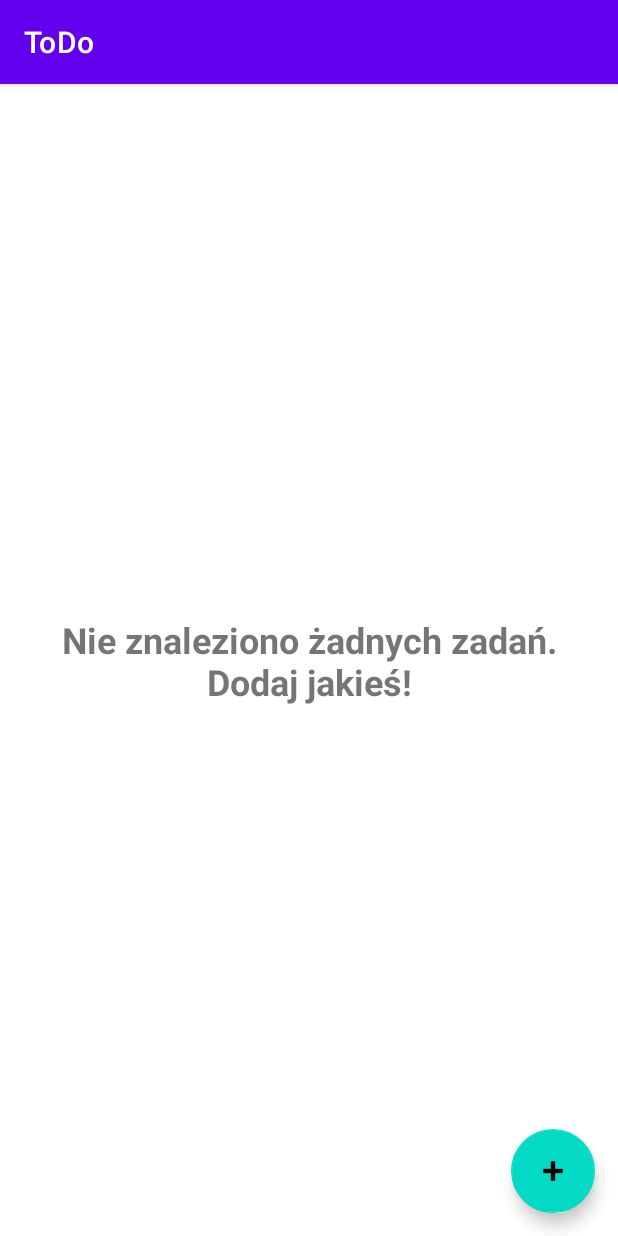
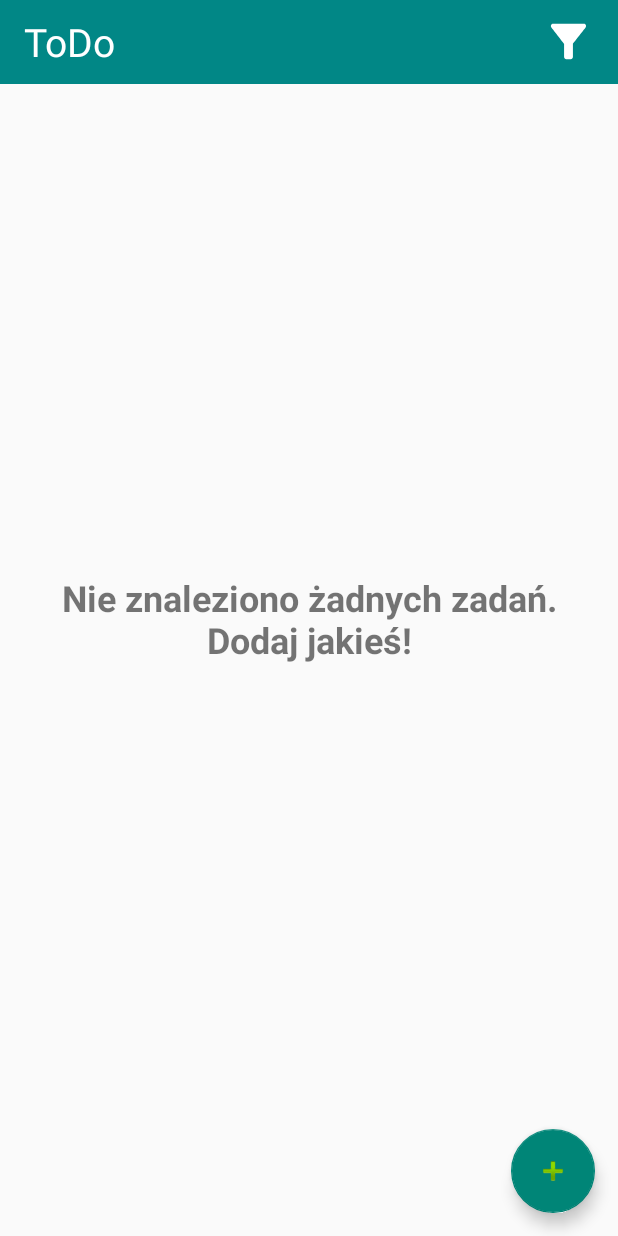
Before and after one commit to MateuszLebioda/ToDo, an Android app: the screen it shows after launch (MainActivity), on a phone screen of 412 x 824 dp. Run offline under Robolectric (Android 15) with nearby library versions, the phone set to English and light mode, and no system bars; 1 statement that could not run was skipped.

```diff
--- a/app/src/main/AndroidManifest.xml
+++ b/app/src/main/AndroidManifest.xml
@@ -11,7 +11,7 @@
         android:supportsRtl="true"
         android:theme="@style/Theme.ToDo">
         <activity android:name=".activity.AddNewTodo"></activity>
-        <activity android:name=".MainActivity">
+        <activity android:name=".MainActivity" android:theme="@style/Theme.Design.Light.NoActionBar">
             <intent-filter>
                 <action android:name="android.intent.action.MAIN" />
 
--- a/app/src/main/java/com/mateusz/todo/MainActivity.java
+++ b/app/src/main/java/com/mateusz/todo/MainActivity.java
@@ -6,7 +6,10 @@ import android.graphics.Color;
 import android.graphics.Typeface;
 import android.os.Bundle;
 import android.view.View;
+import android.widget.AdapterView;
+import android.widget.ArrayAdapter;
 import android.widget.LinearLayout;
+import android.widget.Spinner;
 import android.widget.TextView;
 import android.widget.Toast;
 
@@ -18,6 +21,9 @@ import com.google.android.material.floatingactionbutton.FloatingActionButton;
 import com.mateusz.todo.activity.AddNewTodo;
 import com.mateusz.todo.activity.Mode;
 import com.mateusz.todo.chanels.Channels;
+import com.mateusz.todo.comparators.CreateDataComparator;
+import com.mateusz.todo.comparators.NameComparator;
+import com.mateusz.todo.comparators.PriorityComparator;
 import com.mateusz.todo.data.DataManager;
 import com.mateusz.todo.model.ToDo;
 
@@ -26,12 +32,14 @@ import org.threeten.bp.LocalDate;
 import java.util.List;
 
 
-public class MainActivity extends AppCompatActivity {
+public class MainActivity extends AppCompatActivity implements AdapterView.OnItemSelectedListener {
 
     private LinearLayout contentLayout;
     private DataManager dataManager = DataManager.getInstance();
     private FloatingActionButton addNewToDoButton;
     private TextView emptyListLabel;
+
+    private Spinner sortSpinner;
 
     private NotificationManagerCompat notificationManagerCompat;
 
@@ -48,7 +56,12 @@ public class MainActivity extends AppCompatActivity {
     private void initFields() {
         contentLayout = findViewById(R.id.contentLayout);
         emptyListLabel = findViewById(R.id.emptyListLabel);
+        sortSpinner = findViewById(R.id.sortSpinner);
+        ArrayAdapter<CharSequence> adapter = ArrayAdapter.createFromResource(this, R.array.filterOptions, android.R.layout.simple_spinner_item);
+        adapter.setDropDownViewResource(R.layout.support_simple_spinner_dropdown_item);
         addNewToDoButton = findViewById(R.id.addNewToDoButton);
+        sortSpinner.setAdapter(adapter);
+        sortSpinner.setOnItemSelectedListener(this);
         addNewToDoButton.setOnClickListener(v -> {
             Intent intent = new Intent(this, AddNewTodo.class);
             intent.putExtra("mode", Mode.ADD);
@@ -56,24 +69,24 @@ public class MainActivity extends AppCompatActivity {
         });
     }
 
-    private void handleNotification(){
+    private void handleNotification() {
         List<ToDo> todos = dataManager.getToDos();
         int counter = 0;
         LocalDate today = LocalDate.now();
-        for(ToDo todo :todos){
-            if(todo.getTerm() != null && todo.getTerm().toLocalDate().equals(today)){
+        for (ToDo todo : todos) {
+            if (todo.getTerm() != null && todo.getTerm().toLocalDate().equals(today)) {
                 counter++;
             }
         }
-        if(counter>0){
+        if (counter > 0) {
             Notification notification = new NotificationCompat.Builder(this, Channels.CHANEL_ID)
                     .setSmallIcon(R.drawable.ic_baseline_campaign_24)
                     .setContentTitle("Lista zadań które powinieneś zrobić ostatecznie dzisiaj")
-                    .setContentText("Na dziś masz zaplanowanych do zrobienia " + counter + " zadań." )
+                    .setContentText("Na dziś masz zaplanowanych do zrobienia " + counter + " zadań.")
                     .setPriority(NotificationCompat.PRIORITY_HIGH).build();
 
-            notificationManagerCompat.notify(1,notification);
-        }else {
+            notificationManagerCompat.notify(1, notification);
+        } else {
             notificationManagerCompat.cancelAll();
         }
 
@@ -82,9 +95,9 @@ public class MainActivity extends AppCompatActivity {
 
     private void initView() {
 
-        if(dataManager.getToDos().size() == 0 ){
+        if (dataManager.getToDos().size() == 0) {
             emptyListLabel.setVisibility(View.VISIBLE);
-        }else {
+        } else {
             emptyListLabel.setVisibility(View.GONE);
         }
 
@@ -100,7 +113,7 @@ public class MainActivity extends AppCompatActivity {
             });
 
             TextView toDoName = frame.findViewById(R.id.toDoName);
-            if(toDo.isPriority()){
+            if (toDo.isPriority()) {
                 toDoName.setTextColor(Color.BLACK);
                 toDoName.setTypeface(null, Typeface.BOLD);
             }
@@ -119,6 +132,26 @@ public class MainActivity extends AppCompatActivity {
     }
 
 
+    @Override
+    public void onItemSelected(AdapterView<?> parent, View view, int position, long id) {
+        ((TextView) view).setText(null);
+        String option = parent.getItemAtPosition(position).toString();
+        switch (option) {
+            case "Priorytet":
+                dataManager.sortList(new PriorityComparator());
+                break;
+            case "Data utworzenia":
+                dataManager.sortList(new CreateDataComparator());
+                break;
+            case "Nazwa":
+                dataManager.sortList(new NameComparator());
+                break;
+        }
+        initView();
+    }
 
+    @Override
+    public void onNothingSelected(AdapterView<?> parent) {
 
+    }
 }
--- /dev/null
+++ b/app/src/main/java/com/mateusz/todo/comparators/CreateDataComparator.java
@@ -0,0 +1,16 @@
+package com.mateusz.todo.comparators;
+
+import com.mateusz.todo.model.ToDo;
+
+import java.util.Comparator;
+
+public class CreateDataComparator implements Comparator<ToDo> {
+
+    @Override
+    public int compare(ToDo o1, ToDo o2) {
+        if(o1 instanceof ToDo && o2 instanceof ToDo){
+            return (o1.getCreated().compareTo(o2.getCreated()));
+        }
+        return 0;
+    }
+}
--- /dev/null
+++ b/app/src/main/java/com/mateusz/todo/comparators/NameComparator.java
@@ -0,0 +1,16 @@
+package com.mateusz.todo.comparators;
+
+import com.mateusz.todo.model.ToDo;
+
+import java.util.Comparator;
+
+public class NameComparator implements Comparator<ToDo> {
+
+    @Override
+    public int compare(ToDo o1, ToDo o2) {
+        if(o1 instanceof ToDo && o2 instanceof ToDo){
+            return (o1.getName().toLowerCase().compareTo(o2.getName().toLowerCase()));
+        }
+        return 0;
+    }
+}
--- /dev/null
+++ b/app/src/main/java/com/mateusz/todo/comparators/PriorityComparator.java
@@ -0,0 +1,15 @@
+package com.mateusz.todo.comparators;
+
+import com.mateusz.todo.model.ToDo;
+
+import java.util.Comparator;
+
+public class PriorityComparator implements Comparator<ToDo> {
+    @Override
+    public int compare(ToDo o1, ToDo o2) {
+        if(o1 instanceof ToDo && o2 instanceof ToDo){
+            return (o1.compareTo(o2));
+        }
+        return 0;
+    }
+}
--- a/app/src/main/java/com/mateusz/todo/data/DataManager.java
+++ b/app/src/main/java/com/mateusz/todo/data/DataManager.java
@@ -4,6 +4,7 @@ import com.mateusz.todo.model.ToDo;
 
 import java.util.ArrayList;
 import java.util.Collections;
+import java.util.Comparator;
 import java.util.List;
 
 public class DataManager {
@@ -30,7 +31,6 @@ public class DataManager {
     }
 
     public List<ToDo> getToDos() {
-        Collections.sort(this.toDos, ToDo::compareTo);
         return this.toDos;
     }
 
@@ -58,4 +58,9 @@ public class DataManager {
         return getToDos();
     }
 
+    public List<ToDo> sortList(Comparator<ToDo> comparator){
+        Collections.sort(this.toDos, comparator);
+        return this.toDos;
+    }
+
 }
--- /dev/null
+++ b/app/src/main/res/drawable/ic_baseline_filter_alt_24.xml
@@ -0,0 +1,5 @@
+<vector android:height="24dp" android:tint="#FFFFFF"
+    android:viewportHeight="24" android:viewportWidth="24"
+    android:width="24dp" xmlns:android="http://schemas.android.com/apk/res/android">
+    <path android:fillColor="@android:color/white" android:pathData="M4.25,5.61C6.27,8.2 10,13 10,13v6c0,0.55 0.45,1 1,1h2c0.55,0 1,-0.45 1,-1v-6c0,0 3.72,-4.8 5.74,-7.39C20.25,4.95 19.78,4 18.95,4H5.04C4.21,4 3.74,4.95 4.25,5.61z"/>
+</vector>
--- a/app/src/main/res/layout/activity_main.xml
+++ b/app/src/main/res/layout/activity_main.xml
@@ -5,6 +5,51 @@
     android:layout_width="match_parent"
     android:layout_height="match_parent"
     tools:context=".MainActivity">
+
+    <LinearLayout
+        android:layout_width="match_parent"
+        android:layout_height="match_parent"
+        android:orientation="vertical">
+
+        <androidx.appcompat.widget.Toolbar
+            android:id="@+id/toolbar2"
+            android:layout_width="match_parent"
+            android:layout_height="wrap_content"
+            android:background="@color/teal_700"
+            android:minHeight="?attr/actionBarSize"
+            android:theme="?attr/actionBarTheme">
+
+            <LinearLayout
+                android:layout_width="match_parent"
+                android:layout_height="match_parent"
+                android:paddingRight="15dp"
+                android:orientation="horizontal">
+
+                <TextView
+                    android:layout_width="0dp"
+                    android:layout_weight="1"
+                    android:layout_height="wrap_content"
+                    android:text="ToDo"
+                    android:textColor="@color/white"
+                    android:textSize="26dp"/>
+
+                <TextView
+                    android:layout_width="0dp"
+                    android:layout_weight="3"
+                    android:layout_height="wrap_content"
+                    android:text=""
+                    android:textColor="@color/white"
+                    android:textSize="26dp"/>
+
+                <Spinner
+                    android:id="@+id/sortSpinner"
+                    android:background="@drawable/ic_baseline_filter_alt_24"
+                    android:layout_width="35dp"
+                    android:layout_height="match_parent"
+                    android:textColor="@android:color/transparent"
+                    android:spinnerMode="dropdown" />
+            </LinearLayout>
+        </androidx.appcompat.widget.Toolbar>
 
         <ScrollView
             android:id="@+id/scrollView"
@@ -16,10 +61,20 @@
                 android:layout_width="match_parent"
                 android:layout_height="wrap_content"
                 android:orientation="vertical">
-
-
             </LinearLayout>
         </ScrollView>
+    </LinearLayout>
+
+    <com.google.android.material.floatingactionbutton.FloatingActionButton
+        android:id="@+id/addNewToDoButton"
+        android:layout_width="wrap_content"
+        android:layout_height="wrap_content"
+        android:layout_marginRight="15sp"
+        android:layout_marginBottom="15sp"
+        android:clickable="true"
+        app:layout_constraintBottom_toBottomOf="parent"
+        app:layout_constraintEnd_toEndOf="parent"
+        app:srcCompat="@android:drawable/ic_input_add" />
 
     <TextView
         android:id="@+id/emptyListLabel"
@@ -35,15 +90,4 @@
         app:layout_constraintRight_toRightOf="parent"
         app:layout_constraintTop_toTopOf="parent" />
 
-    <com.google.android.material.floatingactionbutton.FloatingActionButton
-        android:id="@+id/addNewToDoButton"
-        android:layout_width="wrap_content"
-        android:layout_height="wrap_content"
-        android:layout_marginRight="15sp"
-        android:layout_marginBottom="15sp"
-        android:clickable="true"
-        app:layout_constraintBottom_toBottomOf="parent"
-        app:layout_constraintEnd_toEndOf="parent"
-        app:srcCompat="@android:drawable/ic_input_add" />
-
 </androidx.constraintlayout.widget.ConstraintLayout>
--- a/app/src/main/res/values/strings.xml
+++ b/app/src/main/res/values/strings.xml
@@ -9,4 +9,11 @@
 
     <string name="hello_first_fragment">Hello first fragment</string>
     <string name="hello_second_fragment">Hello second fragment. Arg: %1$s</string>
+
+    <string-array name="filterOptions">
+        <item>Priorytet</item>
+        <item>Data utworzenia</item>
+        <item>Nazwa</item>
+    </string-array>
+
 </resources>
```
Lines whose indentation alone changed are shown as unchanged.
